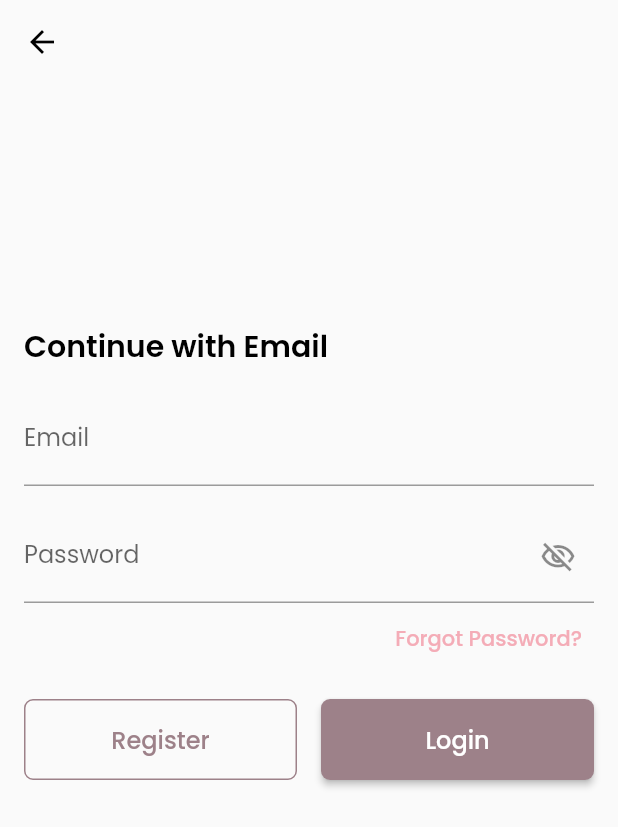
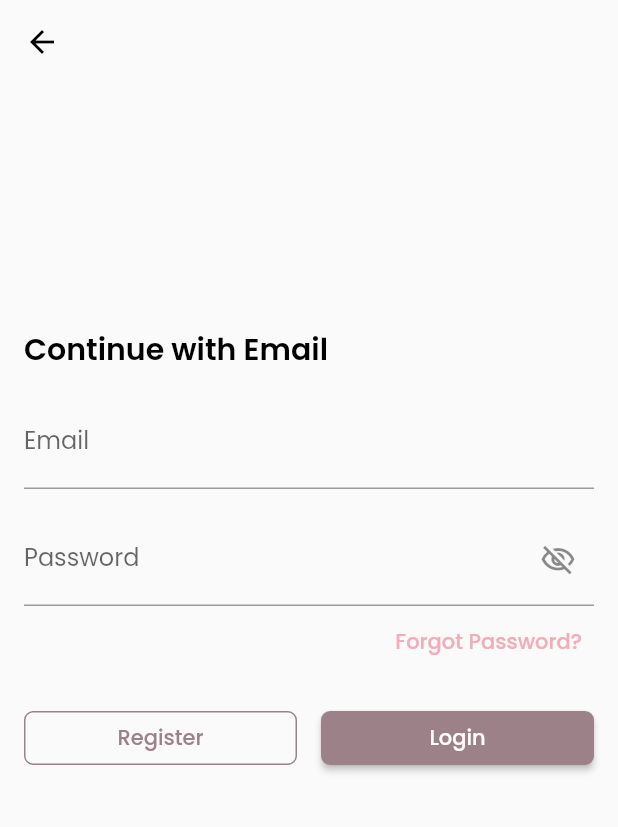
Before and after one commit to ReachPooja/todo, a Flutter app: the screen it shows after launch, after a tap on "Continue with Email", on a phone screen of 412 x 824 dp. Shown: the top 827 px of the screen. Run offline on Flutter 3.47's test engine with Material 2 defaults, Android fonts, the phone set to English and light mode, and no system bars; our stand-ins replace another_flushbar, auto_route, bloc, dartz, equatable, firebase_auth and 9 more; missing offline and left inert: firebase_app_check; accounts and stored records are empty; generated files the repository leaves out were written again.

Commit message:
fix: auth ui

```diff
--- a/lib/src/auth/view/email_auth_view.dart
+++ b/lib/src/auth/view/email_auth_view.dart
@@ -291,8 +291,6 @@ class EmailAuthView extends StatelessWidget {
                 Row(
                   children: [
                     Expanded(
-                      child: SizedBox(
-                        height: 54,
                       child: OutlinedButton(
                         onPressed: () {
                           FocusManager.instance.primaryFocus?.unfocus();
@@ -300,17 +298,11 @@ class EmailAuthView extends StatelessWidget {
                             RegisterWithEmailRequested(),
                           );
                         },
-                          child: const Text(
-                            'Register',
-                            style: AppTypography.mediumBodyTextStyle,
-                          ),
-                        ),
+                        child: const Text('Register'),
                       ),
                     ),
                     horizontalSpaceRegular,
                     Expanded(
-                      child: SizedBox(
-                        height: 54,
                       child: ElevatedButton(
                         onPressed: () {
                           FocusManager.instance.primaryFocus?.unfocus();
@@ -318,11 +310,7 @@ class EmailAuthView extends StatelessWidget {
                             SignInWithEmailRequested(),
                           );
                         },
-                          child: const Text(
-                            'Login',
-                            style: AppTypography.mediumBodyTextStyle,
-                          ),
-                        ),
+                        child: const Text('Login'),
                       ),
                     ),
                   ],
--- a/lib/src/auth/view/landing_view.dart
+++ b/lib/src/auth/view/landing_view.dart
@@ -44,6 +44,7 @@ class LandingView extends StatelessWidget {
           body: Padding(
             padding: const EdgeInsets.all(16),
             child: Column(
+              crossAxisAlignment: CrossAxisAlignment.stretch,
               children: [
                 const Spacer(),
                 const Text(
@@ -67,10 +68,7 @@ class LandingView extends StatelessWidget {
                     height: MediaQuery.of(context).size.height / 2,
                   ),
                 ),
-                SizedBox(
-                  width: double.infinity,
-                  height: 54,
-                  child: ElevatedButton.icon(
+                ElevatedButton.icon(
                   onPressed: () {
                     context.read<AuthBloc>().add(
                           SignInWithGoogleRequested(),
@@ -78,20 +76,15 @@ class LandingView extends StatelessWidget {
                   },
                   icon: SvgPicture.asset(
                     'assets/icons/google.svg',
-                      height: 20,
+                    height: 16,
                     color: Colors.white,
                   ),
                   label: const Text(
                     'Continue with Google',
-                      style: AppTypography.mediumBodyTextStyle,
                   ),
                 ),
-                ),
-                verticalSpaceRegular,
-                SizedBox(
-                  width: double.infinity,
-                  height: 54,
-                  child: OutlinedButton.icon(
+                verticalSpaceTiny,
+                OutlinedButton.icon(
                   onPressed: () {
                     context.router.push(
                       const EmailAuthRoute(),
@@ -99,11 +92,10 @@ class LandingView extends StatelessWidget {
                   },
                   icon: const Icon(
                     Icons.email_outlined,
+                    size: 20,
                   ),
                   label: const Text(
                     'Continue with Email',
-                      style: AppTypography.mediumBodyTextStyle,
-                    ),
                   ),
                 ),
               ],
--- a/lib/src/auth/view/widgets/reset_password_view.dart
+++ b/lib/src/auth/view/widgets/reset_password_view.dart
@@ -63,9 +63,7 @@ class ResetPasswordView extends StatelessWidget {
                 );
               },
             ),
-            SizedBox(
-              height: 54,
-              child: ElevatedButton(
+            ElevatedButton(
               onPressed: () {
                 FocusManager.instance.primaryFocus?.unfocus();
                 context.read<AuthBloc>().add(
@@ -74,8 +72,6 @@ class ResetPasswordView extends StatelessWidget {
               },
               child: const Text(
                 'Send Reset Email',
-                  style: AppTypography.mediumBodyTextStyle,
-                ),
               ),
             ),
           ],
--- a/lib/src/auth/view/widgets/skip_dialog.dart
+++ b/lib/src/auth/view/widgets/skip_dialog.dart
@@ -41,7 +41,7 @@ Future<void> skipDialog(
                       Navigator.of(context).pop();
                     },
                     style: TextButton.styleFrom(
-                      primary: Colors.red,
+                      foregroundColor: Colors.red,
                     ),
                     child: const Text(
                       'Cancel',
@@ -53,7 +53,7 @@ Future<void> skipDialog(
                   TextButton(
                     onPressed: () {},
                     style: TextButton.styleFrom(
-                      primary: AppColors.primaryColor,
+                      foregroundColor: AppColors.primaryColor,
                     ),
                     child: const Text(
                       'Continue',
--- a/lib/src/core/presentation/styles/app_themes.dart
+++ b/lib/src/core/presentation/styles/app_themes.dart
@@ -56,7 +56,7 @@ class AppTheme {
 
   static final elevatedButtonTheme = ElevatedButtonThemeData(
     style: ElevatedButton.styleFrom(
-      primary: AppColors.primaryColor,
+      backgroundColor: AppColors.primaryColor,
       shape: const RoundedRectangleBorder(
         borderRadius: Constants.smallBorderRadius,
       ),
@@ -64,7 +64,7 @@ class AppTheme {
   );
   static final outlinedButtonTheme = OutlinedButtonThemeData(
     style: OutlinedButton.styleFrom(
-      primary: AppColors.primaryColor,
+      foregroundColor: AppColors.primaryColor,
       shape: const RoundedRectangleBorder(
         borderRadius: Constants.smallBorderRadius,
       ),
@@ -75,7 +75,7 @@ class AppTheme {
   );
   static final textButtonTheme = TextButtonThemeData(
     style: TextButton.styleFrom(
-      primary: AppColors.accentColor,
+      foregroundColor: AppColors.accentColor,
     ),
   );
 }
```
Lines whose indentation alone changed are shown as unchanged.
